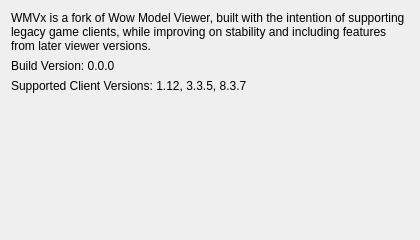
Before: the Qt Designer form WMVx/AboutDialog.ui in Frostshake/WMVx, drawn with Qt 5.
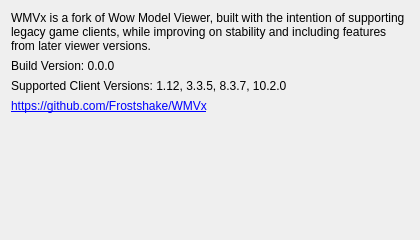
After: the same form once the commit is applied.

Commit message: Updated UI & readme to reflect DF support.

Patch:
```diff
--- a/WMVx/AboutDialog.ui
+++ b/WMVx/AboutDialog.ui
@@ -52,7 +52,7 @@
    <item>
     <widget class="QLabel" name="label_3">
      <property name="text">
-      <string>Supported Client Versions: 1.12, 3.3.5, 8.3.7</string>
+      <string>Supported Client Versions: 1.12, 3.3.5, 8.3.7, 10.2.0</string>
      </property>
      <property name="alignment">
       <set>Qt::AlignLeading|Qt::AlignLeft|Qt::AlignTop</set>
@@ -62,6 +62,22 @@
      </property>
     </widget>
    </item>
+   <item>
+    <widget class="QLabel" name="label_2">
+     <property name="contextMenuPolicy">
+      <enum>Qt::DefaultContextMenu</enum>
+     </property>
+     <property name="text">
+      <string>&lt;html&gt;&lt;head/&gt;&lt;body&gt;&lt;p&gt;&lt;a href=&quot;https://github.com/Frostshake/WMVx&quot;&gt;&lt;span style=&quot; text-decoration: underline; color:#0000ff;&quot;&gt;https://github.com/Frostshake/WMVx&lt;/span&gt;&lt;/a&gt;&lt;/p&gt;&lt;/body&gt;&lt;/html&gt;</string>
+     </property>
+     <property name="openExternalLinks">
+      <bool>true</bool>
+     </property>
+     <property name="textInteractionFlags">
+      <set>Qt::LinksAccessibleByMouse</set>
+     </property>
+    </widget>
+   </item>
    <item>
     <spacer name="verticalSpacer">
      <property name="orientation">
```
The commit also changes 3 other files.
